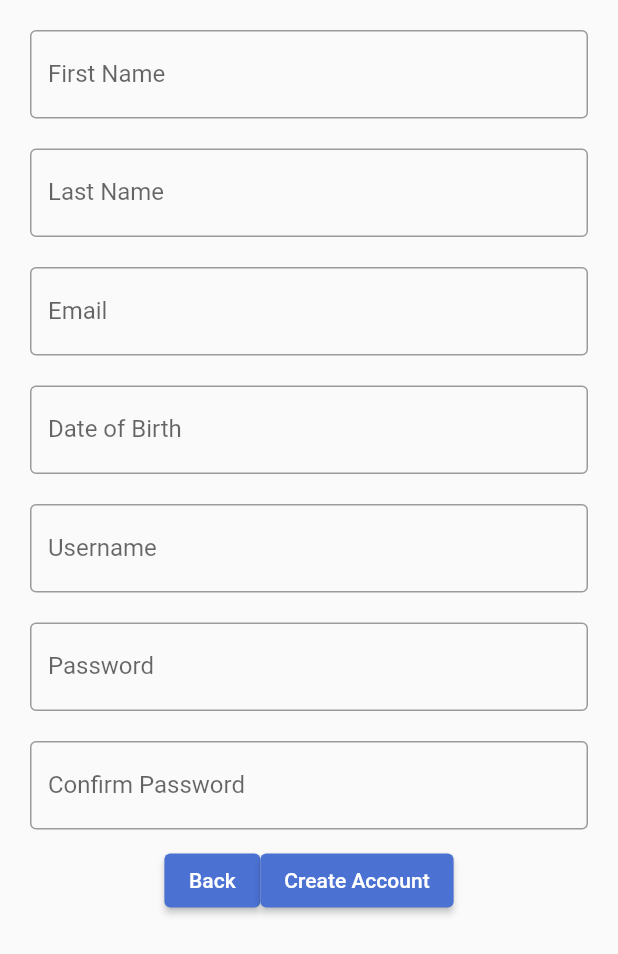
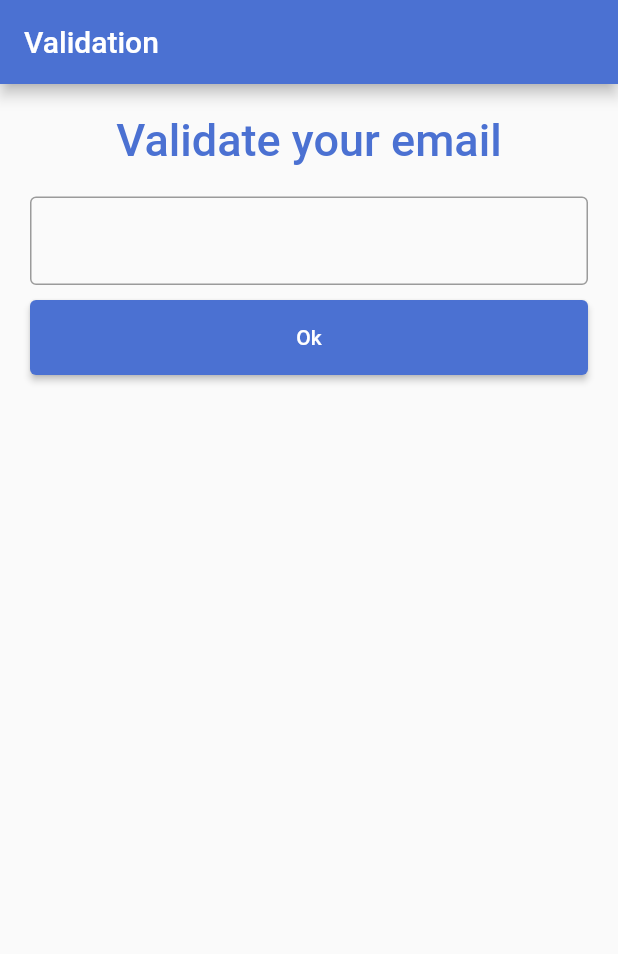
Before and after one commit to CymruLavis/Interano, a Flutter app: the SignupWidget widget shown alone on an empty page, opened directly, after a tap on "Create Account", on a phone screen of 412 x 824 dp. Shown: the top 954 px of the screen. Run offline on Flutter 3.47's test engine with Material 2 defaults, Android fonts, the phone set to English and light mode, and no system bars.

Commit message:
Nov 5
Added the account validation page and cleaned up some widgets on the sign up page

```diff
--- /dev/null
+++ b/lib/account_validation.dart
@@ -0,0 +1,91 @@
+import 'package:flutter/material.dart';
+import 'colourSwatch.dart';
+import 'package:test/sign_up.dart';
+import 'package:test/map_page.dart';
+
+
+class AccountValidation extends StatelessWidget {
+  const AccountValidation({Key? key}) : super(key: key);
+  static const String pageName = 'Validation';
+
+  @override
+  Widget build(BuildContext context) {
+    return MaterialApp(
+      debugShowCheckedModeBanner: false,
+      title: pageName,
+      home: Scaffold(
+        appBar: AppBar(
+          title: const Text(pageName),
+          backgroundColor: const Color.fromRGBO(75, 113, 210, 1),
+        ),
+        body: const ValidationWidget(),
+      ),
+    );
+  }
+}
+
+class ValidationWidget extends StatefulWidget {
+  const ValidationWidget({Key? key}) : super(key: key);
+
+  @override
+  State<ValidationWidget> createState() => ValidationWidgets();
+}
+
+class ValidationWidgets extends State<ValidationWidget> {
+    TextEditingController validationInput = TextEditingController();
+    String validationText = "";
+    final primaryColour = Colours();
+
+    @override
+    Widget build(BuildContext context) {
+    return Padding(
+        padding: const EdgeInsets.all(10),
+        child: ListView(
+          children: <Widget>[
+                Container(
+                alignment: Alignment.center,
+                    padding: const EdgeInsets.all(10),
+                    child: const Text(
+                    'Validate your email',
+                    style: TextStyle(
+                        color: Color.fromRGBO(75, 113, 210, 1),
+                        //It would be great to get this color working with the function
+                        fontWeight: FontWeight.w500,
+                        fontSize: 30),
+                    )
+                ),
+                Container(
+                    alignment: Alignment.center,
+                padding: const EdgeInsets.all(10),
+                child: TextField(
+                    controller: validationInput,
+                    decoration: const InputDecoration(
+                    border: OutlineInputBorder(),
+                    labelText: '',
+                    ),
+                ),
+                ),
+                Container(
+                    height: 50,
+                    padding: const EdgeInsets.fromLTRB(10, 0, 10, 0),
+                    child:ElevatedButton(
+                        style: ElevatedButton.styleFrom(
+                            backgroundColor: primaryColour.getPrimarySwatch()
+                        ),
+                        child: const Text('Ok'),
+                        onPressed: () {
+                            // Navigator.push(
+                            // context,
+                            // MaterialPageRoute(
+                            //     builder: (context) => const MapView()),
+                            // );
+                        },
+                    ),
+                ),
+            ]
+            )
+
+        );
+
+    }
+}
--- a/lib/map_page.dart
+++ b/lib/map_page.dart
@@ -1,5 +1,6 @@
-// import 'package:flutter/material.dart';
-// // import 'package:google_maps_flutter/google_maps_flutter.dart';
+import 'package:flutter/material.dart';
+// import 'package:google_maps_flutter/google_maps_flutter.dart';
+import 'package:test/account_validation.dart';
 
 // class MapView extends StatefulWidget {
 //   @override
--- a/lib/sign_up.dart
+++ b/lib/sign_up.dart
@@ -1,6 +1,7 @@
 import 'package:flutter/material.dart';
 import 'package:test/login.dart';
 import 'colourSwatch.dart';
+import 'package:test/account_validation.dart';
 
 class SignUpPage extends StatelessWidget {
   const SignUpPage({Key? key}) : super(key: key);
@@ -37,11 +38,24 @@ class SignUpWidgets extends State<SignupWidget> {
   TextEditingController passwordValidate = TextEditingController();
   TextEditingController email = TextEditingController();
   TextEditingController dob = TextEditingController();
+  bool cbTandC = false;
+  bool cbNotifications = false;
 
   final primaryColour = Colours();
 
   @override
   Widget build(BuildContext context) {
+    Color getColor(Set<MaterialState> states) {
+      const Set<MaterialState> interactiveStates = <MaterialState>{
+        MaterialState.pressed,
+        MaterialState.hovered,
+        MaterialState.focused,
+      };
+      if (states.any(interactiveStates.contains)) {
+        return Colors.blue;
+      }
+      return primaryColour.getPrimarySwatch();
+    }
     return Padding(
         padding: const EdgeInsets.all(10),
         child: ListView(
@@ -120,12 +134,42 @@ class SignUpWidgets extends State<SignupWidget> {
             Row(
               mainAxisAlignment: MainAxisAlignment.center,
               children: <Widget>[
+                const Text('Agree to terms and conditions'),
+                Checkbox(
+                  checkColor: Colors.white,
+                  fillColor: MaterialStateProperty.resolveWith(getColor),
+                  value: cbTandC,
+                  onChanged: (bool? value) {
+                    setState(() {
+                      cbTandC = value!;
+                    });
+                  },
+                )
+              ],
+            ),
+            Row(
+              mainAxisAlignment: MainAxisAlignment.center,
+              children: <Widget>[
+                const Text('Agree to notifications'),
+                Checkbox(
+                  checkColor: Colors.white,
+                  fillColor: MaterialStateProperty.resolveWith(getColor),
+                  value: cbNotifications,
+                  onChanged: (bool? value) {
+                    setState(() {
+                      cbNotifications = value!;
+                    });
+                  },
+                )
+              ],
+            ),
+            Row(
+              mainAxisAlignment: MainAxisAlignment.center,
+              children: <Widget>[
                 ElevatedButton(
+
                   style: ElevatedButton.styleFrom(
                       backgroundColor: primaryColour.getPrimarySwatch()),
-                      minWidth: 200,
-                      height: 100,
-                      padding: Edgeinserts.all(16),
                   child: const Text('Back'),
                   onPressed: () {
                     Navigator.push(
@@ -135,16 +179,35 @@ class SignUpWidgets extends State<SignupWidget> {
                     );
                   },
                 ),
+                SizedBox(
+                  width: 50
+                ),
                 ElevatedButton(
                   style: ElevatedButton.styleFrom(
                       backgroundColor: primaryColour.getPrimarySwatch()),
                   child: const Text('Create Account'),
                   onPressed: () {
-                    //print(firstName.text);
+                    Navigator.push(
+                      context,
+                      MaterialPageRoute(
+                          builder: (context) => const AccountValidation()),
+                    );
                   },
-                )
+                ),
               ],
             ),
+            Container(
+              alignment: Alignment.center,
+                padding: const EdgeInsets.all(10),
+                child: const Text(
+                  'fix size of buttons and Add a captcha here',
+                  style: TextStyle(
+                      color: Color.fromRGBO(75, 113, 210, 1),
+                      //It would be great to get this color working with the function
+                      fontWeight: FontWeight.w500,
+                      fontSize: 30),
+                )
+              ),
           ],
         ));
   }
```
